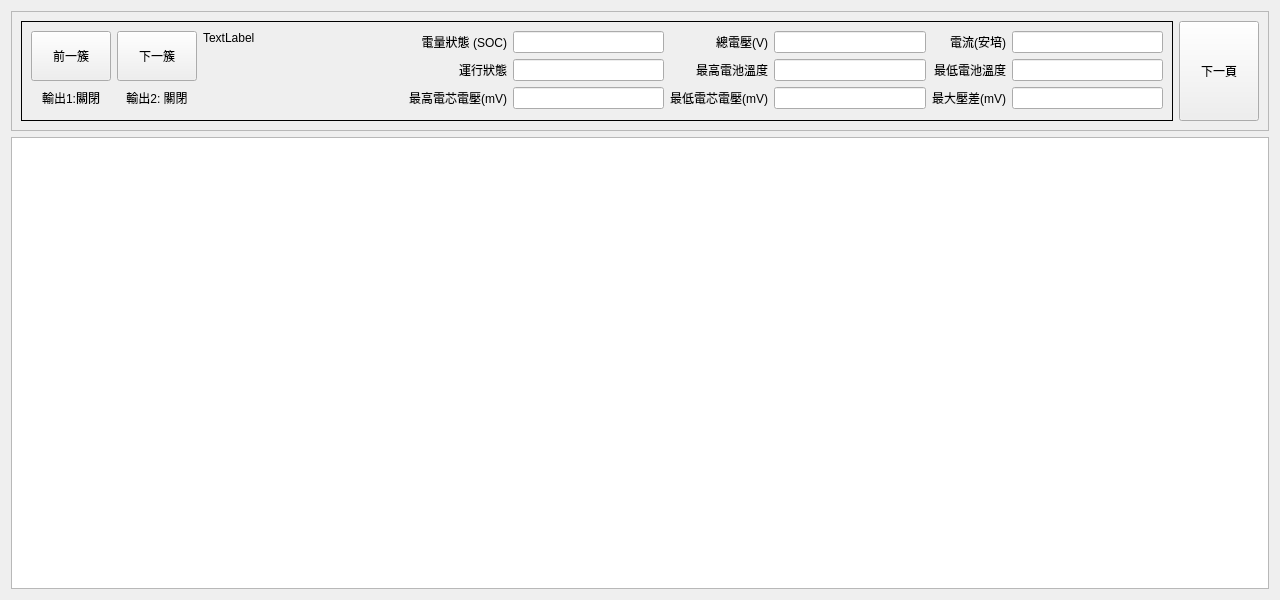
The window that frmstackview.ui (haoyi-jason/BMS_HY01_old) describes before a commit, drawn with Qt 5.
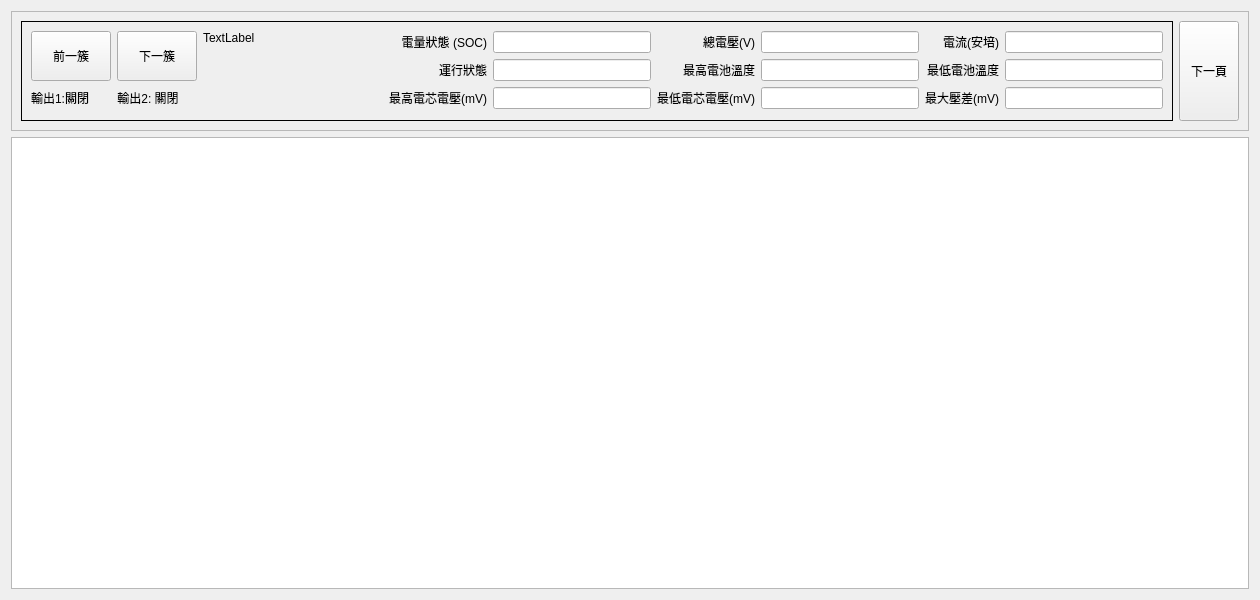
The same window after the commit.

The edit to the form file:
```diff
--- a/frmstackview.ui
+++ b/frmstackview.ui
@@ -6,13 +6,19 @@
    <rect>
     <x>0</x>
     <y>0</y>
-    <width>1280</width>
+    <width>1260</width>
     <height>600</height>
    </rect>
   </property>
+  <property name="sizePolicy">
+   <sizepolicy hsizetype="Fixed" vsizetype="Preferred">
+    <horstretch>0</horstretch>
+    <verstretch>0</verstretch>
+   </sizepolicy>
+  </property>
   <property name="maximumSize">
    <size>
-    <width>1280</width>
+    <width>1260</width>
     <height>16777215</height>
    </size>
   </property>
@@ -20,10 +26,13 @@
    <string>Form</string>
   </property>
   <layout class="QVBoxLayout" name="verticalLayout">
+   <property name="sizeConstraint">
+    <enum>QLayout::SetNoConstraint</enum>
+   </property>
    <item>
     <widget class="QFrame" name="frame_2">
      <property name="sizePolicy">
-      <sizepolicy hsizetype="Preferred" vsizetype="Fixed">
+      <sizepolicy hsizetype="MinimumExpanding" vsizetype="Fixed">
        <horstretch>0</horstretch>
        <verstretch>0</verstretch>
       </sizepolicy>
@@ -34,6 +43,12 @@
        <height>120</height>
       </size>
      </property>
+     <property name="maximumSize">
+      <size>
+       <width>1240</width>
+       <height>16777215</height>
+      </size>
+     </property>
      <property name="frameShape">
       <enum>QFrame::StyledPanel</enum>
      </property>
@@ -268,7 +283,7 @@
             </property>
             <property name="minimumSize">
              <size>
-              <width>200</width>
+              <width>180</width>
               <height>0</height>
              </size>
             </property>
@@ -320,6 +335,12 @@
           </item>
           <item row="2" column="0">
            <widget class="QLabel" name="lbl_do0">
+            <property name="sizePolicy">
+             <sizepolicy hsizetype="Fixed" vsizetype="Preferred">
+              <horstretch>0</horstretch>
+              <verstretch>0</verstretch>
+             </sizepolicy>
+            </property>
             <property name="text">
              <string>輸出1:關閉</string>
             </property>
@@ -330,6 +351,12 @@
           </item>
           <item row="2" column="1">
            <widget class="QLabel" name="lbl_do1">
+            <property name="sizePolicy">
+             <sizepolicy hsizetype="Fixed" vsizetype="Preferred">
+              <horstretch>0</horstretch>
+              <verstretch>0</verstretch>
+             </sizepolicy>
+            </property>
             <property name="text">
              <string>輸出2: 關閉</string>
             </property>
@@ -431,6 +458,12 @@
           <verstretch>0</verstretch>
          </sizepolicy>
         </property>
+        <property name="maximumSize">
+         <size>
+          <width>60</width>
+          <height>16777215</height>
+         </size>
+        </property>
         <property name="styleSheet">
          <string notr="true"/>
         </property>
@@ -453,6 +486,18 @@
    </item>
    <item>
     <widget class="QTableView" name="tableView">
+     <property name="sizePolicy">
+      <sizepolicy hsizetype="Expanding" vsizetype="Expanding">
+       <horstretch>0</horstretch>
+       <verstretch>0</verstretch>
+      </sizepolicy>
+     </property>
+     <property name="maximumSize">
+      <size>
+       <width>1240</width>
+       <height>16777215</height>
+      </size>
+     </property>
      <property name="styleSheet">
       <string notr="true"/>
      </property>
```
Left out of the diff: 26 changed lines with no effect on the pictures.
